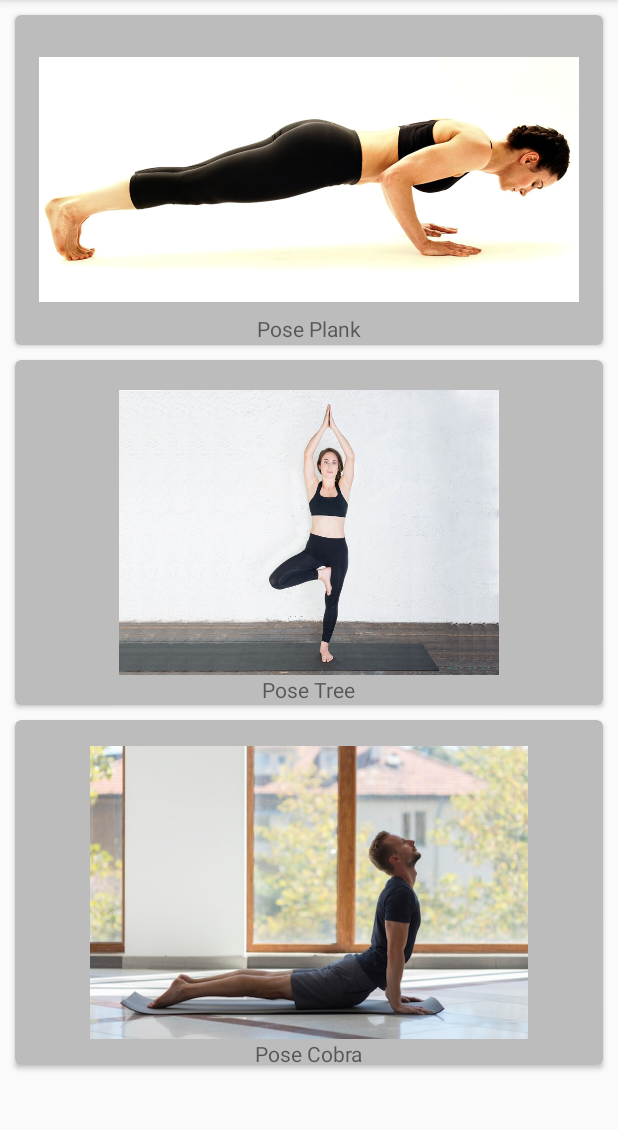
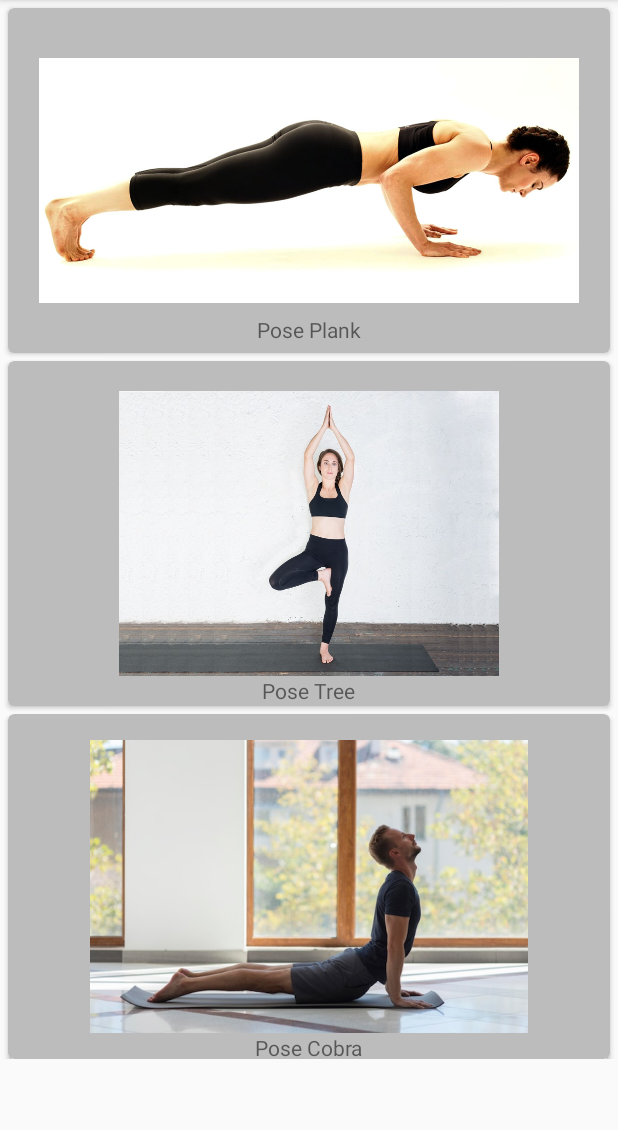
Before and after one commit to nichokevin/Skripsi, an Android app: the screen it shows after launch (MainActivity), on a phone screen of 412 x 824 dp, the part 84-1214 px from its top. Run offline under Robolectric (Android 15) with nearby library versions, the phone set to English and light mode, and no system bars.

Commit message:
Scroll view

```diff
--- a/app/src/main/java/com/example/skripsi/MainActivity.kt
+++ b/app/src/main/java/com/example/skripsi/MainActivity.kt
@@ -25,16 +25,24 @@ class MainActivity : AppCompatActivity() {
         val card3 = findViewById<CardView>(R.id.card_view3)
 
         val NamaPose = textPose.text
-        val NamaPose2 = textPose.text
-        val NamaPose3 = textPose.text
+        val NamaPose2 = textPose2.text
+        val NamaPose3 = textPose3.text
 
         card.setOnClickListener {
             val i = Intent(this@MainActivity, detail::class.java)
-            i.putExtra("KEY_NAME",NamaPose )
+            i.putExtra("KEY_NAME",NamaPose)
             startActivity(i)
         }
-        if (card.isClickable) {
+        card2.setOnClickListener{
+            val i = Intent(this@MainActivity, detail::class.java)
+            i.putExtra("KEY_NAME",NamaPose2)
+            startActivity(i)
+        }
+        card3.setOnClickListener{
+            val i = Intent(this@MainActivity, detail::class.java)
+            i.putExtra("KEY_NAME",NamaPose3)
+            startActivity(i)
+        }
 
-        }
     }
 }
--- a/app/src/main/java/com/example/skripsi/detail.kt
+++ b/app/src/main/java/com/example/skripsi/detail.kt
@@ -2,10 +2,15 @@ package com.example.skripsi
 
 import androidx.appcompat.app.AppCompatActivity
 import android.os.Bundle
+import androidx.appcompat.app.ActionBar
 
 class detail : AppCompatActivity() {
     override fun onCreate(savedInstanceState: Bundle?) {
         super.onCreate(savedInstanceState)
         setContentView(R.layout.activity_detail)
+
+        supportActionBar?.displayOptions = ActionBar.DISPLAY_SHOW_CUSTOM;
+        supportActionBar?.setCustomView(R.layout.action_bar_layout);
+
     }
 }
--- a/app/src/main/java/com/example/skripsi/deteksi.kt
+++ b/app/src/main/java/com/example/skripsi/deteksi.kt
@@ -7,5 +7,7 @@ class deteksi : AppCompatActivity() {
     override fun onCreate(savedInstanceState: Bundle?) {
         super.onCreate(savedInstanceState)
         setContentView(R.layout.activity_deteksi)
+
+
     }
 }
--- a/app/src/main/res/layout/activity_main.xml
+++ b/app/src/main/res/layout/activity_main.xml
@@ -1,20 +1,22 @@
 <?xml version="1.0" encoding="utf-8"?>
-<androidx.constraintlayout.widget.ConstraintLayout xmlns:android="http://schemas.android.com/apk/res/android"
+<ScrollView xmlns:android="http://schemas.android.com/apk/res/android"
     xmlns:app="http://schemas.android.com/apk/res-auto"
     xmlns:tools="http://schemas.android.com/tools"
     android:layout_width="match_parent"
     android:layout_height="match_parent"
-    android:scrollbarAlwaysDrawVerticalTrack="true"
     tools:context=".MainActivity">
 
+    <androidx.constraintlayout.widget.ConstraintLayout
+        android:layout_width="match_parent"
+        android:layout_height="wrap_content">
     <androidx.cardview.widget.CardView
         android:id="@+id/card_view"
         android:layout_width="0dp"
-        android:layout_height="220dp"
+        android:layout_height="230dp"
         android:layout_gravity="center"
-        android:layout_marginStart="10dp"
-        android:layout_marginTop="10dp"
-        android:layout_marginEnd="10dp"
+        android:layout_marginStart="5dp"
+        android:layout_marginTop="5dp"
+        android:layout_marginEnd="5dp"
         android:clickable="true"
         app:cardBackgroundColor="#BDBCBC"
         app:cardCornerRadius="4dp"
@@ -50,9 +52,9 @@
         android:layout_width="match_parent"
         android:layout_height="230dp"
         android:layout_gravity="center"
-        android:layout_marginStart="10dp"
-        android:layout_marginTop="10dp"
-        android:layout_marginEnd="10dp"
+        android:layout_marginStart="5dp"
+        android:layout_marginTop="5dp"
+        android:layout_marginEnd="5dp"
         android:clickable="true"
         app:cardBackgroundColor="#BDBCBC"
         app:cardCornerRadius="4dp"
@@ -88,9 +90,9 @@
         android:layout_width="match_parent"
         android:layout_height="230dp"
         android:layout_gravity="center"
-        android:layout_marginStart="10dp"
-        android:layout_marginTop="10dp"
-        android:layout_marginEnd="10dp"
+        android:layout_marginStart="5dp"
+        android:layout_marginTop="5dp"
+        android:layout_marginEnd="5dp"
         android:clickable="true"
         app:cardBackgroundColor="#BDBCBC"
         app:cardCornerRadius="4dp"
@@ -105,7 +107,7 @@
 
             <ImageView
                 android:id="@+id/Gpose3"
-                android:layout_width="wrap_content"
+                android:layout_width="match_parent"
                 android:layout_height="195dp"
                 android:layout_centerInParent="true"
                 android:src="@drawable/cobra" />
@@ -120,5 +122,5 @@
 
         </RelativeLayout>
     </androidx.cardview.widget.CardView>
-
-</androidx.constraintlayout.widget.ConstraintLayout>
+    </androidx.constraintlayout.widget.ConstraintLayout>
+</ScrollView>
```
Also changed, not shown: app/src/main/res/drawable/camera.png (added), 48 other files.
